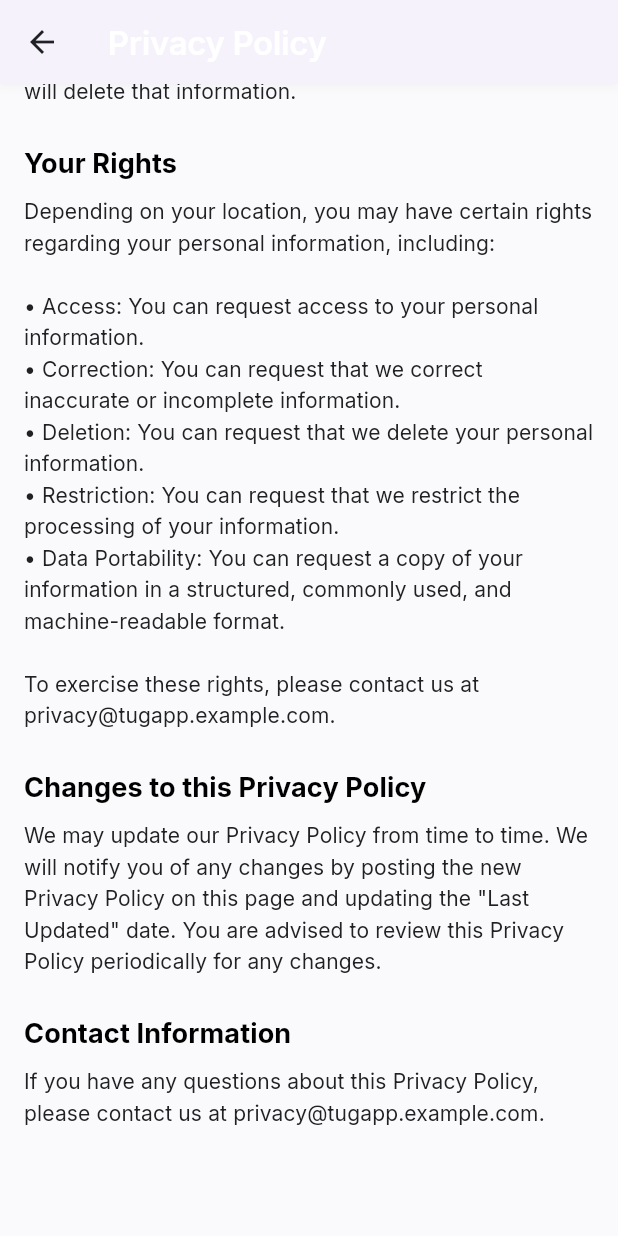
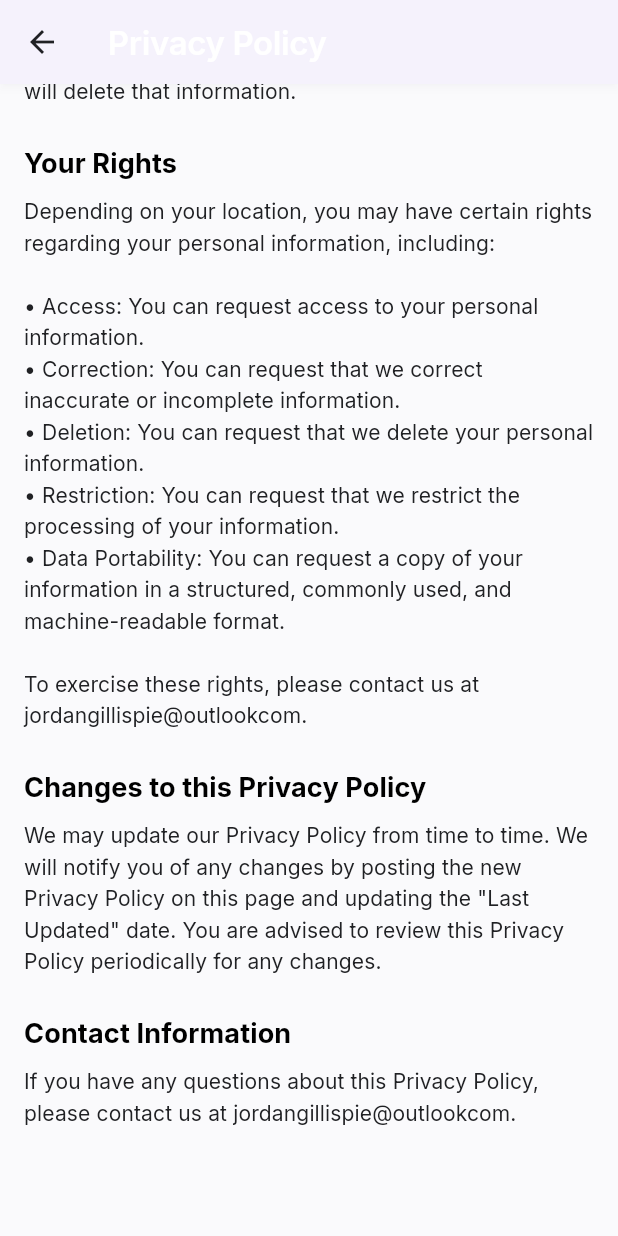
Before and after one commit to jwgillispie/tug, a Flutter app: the PrivacyPolicyScreen screen opened by its route, scrolled down 1677 dp, on a phone screen of 412 x 824 dp. Run offline on Flutter 3.47's test engine with Material 3 defaults, Android fonts, the phone set to English and light mode, and no system bars; our stand-ins replace cloud_firestore, dio, equatable, firebase_auth, firebase_core, flutter_bloc and 5 more; accounts and stored records are empty; generated files the repository leaves out were written again; network calls fail.

Commit message:
fixing up legal docs

```diff
--- a/tug/lib/screens/legal/privacy_policy_screen.dart
+++ b/tug/lib/screens/legal/privacy_policy_screen.dart
@@ -30,7 +30,9 @@ class PrivacyPolicyScreen extends StatelessWidget {
             Text(
               'Last Updated: ${DateTime.now().year}-${DateTime.now().month.toString().padLeft(2, '0')}-01',
               style: TextStyle(
-                color: isDarkMode ? TugColors.darkTextSecondary : TugColors.lightTextSecondary,
+                color: isDarkMode
+                    ? TugColors.darkTextSecondary
+                    : TugColors.lightTextSecondary,
                 fontSize: 14,
               ),
             ),
@@ -111,7 +113,7 @@ class PrivacyPolicyScreen extends StatelessWidget {
                   '• Deletion: You can request that we delete your personal information.\n'
                   '• Restriction: You can request that we restrict the processing of your information.\n'
                   '• Data Portability: You can request a copy of your information in a structured, commonly used, and machine-readable format.\n\n'
-              'To exercise these rights, please contact us at privacy@tugapp.example.com.',
+                  'To exercise these rights, please contact us at jordangillispie@outlookcom.',
             ),
 
             // Changes to this Privacy Policy
@@ -125,7 +127,7 @@ class PrivacyPolicyScreen extends StatelessWidget {
             _buildSection(
               context,
               'Contact Information',
-              'If you have any questions about this Privacy Policy, please contact us at privacy@tugapp.example.com.',
+              'If you have any questions about this Privacy Policy, please contact us at jordangillispie@outlookcom.',
             ),
 
             // Last section padding
@@ -156,7 +158,9 @@ class PrivacyPolicyScreen extends StatelessWidget {
             content,
             style: TextStyle(
               height: 1.5,
-              color: isDarkMode ? TugColors.darkTextPrimary : TugColors.lightTextPrimary,
+              color: isDarkMode
+                  ? TugColors.darkTextPrimary
+                  : TugColors.lightTextPrimary,
             ),
           ),
         ],
--- a/tug/lib/utils/legal_documents_manager.dart
+++ b/tug/lib/utils/legal_documents_manager.dart
@@ -20,7 +20,7 @@ class LegalDocumentsManager {
 
   // Contact email addresses
   static const String supportEmail = 'jordangillispie@outlook.com';
-  static const String privacyEmail = 'privacy@tugapp.example.com';
+  static const String privacyEmail = 'jordangillispie@outlookcom';
 
   // Web URLs for the documents (if you have a website)
   static const String termsUrl = 'https://www.tugapp.example.com/terms';
```
Also changed, not shown: tug/lib/screens/auth/login_screen.dart (+12 -12 lines), 1 other file. Lines whose indentation alone changed are shown as unchanged.
